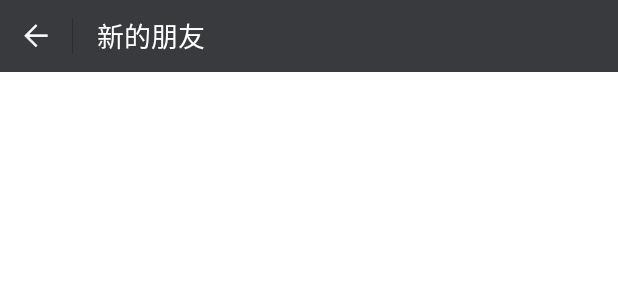
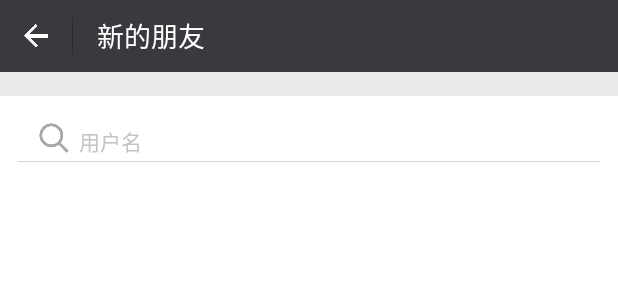
Before and after one commit to zlraymind/RongIMDemo, an Android app: the layout activity_new_friend.xml on its own in the app's theme, with its tools: preview values and no code run, on a phone screen of 412 x 824 dp. Shown: the top 300 px of the screen. Run offline under Robolectric (Android 15) with nearby library versions, the phone set to English and light mode, and no system bars.

Commit message:
Add some resources and update code.

```diff
--- a/app/src/main/AndroidManifest.xml
+++ b/app/src/main/AndroidManifest.xml
@@ -31,6 +31,12 @@
                     android:scheme="rong"/>
             </intent-filter>
         </activity>
+
+        <activity android:name=".activity.NewFriendActivity"
+                  android:screenOrientation="portrait"/>
+
+        <activity android:name=".activity.FindFriendActivity"
+                  android:screenOrientation="portrait"/>
 
         <activity
             android:name=".activity.ConversationActivity"
--- /dev/null
+++ b/app/src/main/res/drawable/find_friend_btn_bg.xml
@@ -0,0 +1,6 @@
+<?xml version="1.0" encoding="utf-8"?>
+<shape xmlns:android="http://schemas.android.com/apk/res/android"
+       android:shape="rectangle">
+    <corners android:radius="5dp"/>
+    <solid android:color="#45c018"/>
+</shape>
--- a/app/src/main/res/layout/activity_new_friend.xml
+++ b/app/src/main/res/layout/activity_new_friend.xml
@@ -29,6 +29,57 @@
             android:textSize="18sp"/>
     </LinearLayout>
 
+    <RelativeLayout
+        android:id="@+id/find_new_friend"
+        android:layout_width="match_parent"
+        android:layout_height="52dp"
+        android:layout_marginTop="16dp"
+        android:background="#ffffff">
+
+        <ImageView
+            android:id="@+id/image"
+            android:layout_width="wrap_content"
+            android:layout_height="wrap_content"
+            android:layout_marginLeft="23dp"
+            android:layout_marginTop="15dp"
+            android:src="@mipmap/find_glass_gray"/>
+
+        <TextView
+            android:layout_width="wrap_content"
+            android:layout_height="wrap_content"
+            android:layout_alignTop="@id/image"
+            android:layout_marginLeft="5dp"
+            android:layout_marginTop="4dp"
+            android:layout_toRightOf="@id/image"
+            android:text="用户名"
+            android:textColor="#c4c4c4"/>
+
+        <View
+            android:layout_width="match_parent"
+            android:layout_height="0.66dp"
+            android:layout_alignParentBottom="true"
+            android:layout_marginBottom="8dp"
+            android:layout_marginLeft="12dp"
+            android:layout_marginRight="12dp"
+            android:background="#d8d8d8"/>
+    </RelativeLayout>
+
+    <RelativeLayout
+        android:layout_width="match_parent"
+        android:layout_height="35dp"
+        android:visibility="gone">
+
+        <TextView
+            android:layout_width="wrap_content"
+            android:layout_height="wrap_content"
+            android:layout_alignParentBottom="true"
+            android:layout_marginBottom="5dp"
+            android:layout_marginLeft="12dp"
+            android:text="新的朋友"
+            android:textColor="#878787"
+            android:textSize="12sp"/>
+    </RelativeLayout>
+
     <ListView
         android:id="@+id/new_friend_list"
         android:layout_width="match_parent"
--- a/app/src/main/res/layout/main_fragment_contact.xml
+++ b/app/src/main/res/layout/main_fragment_contact.xml
@@ -7,6 +7,8 @@
 
     <ListView
         android:id="@+id/contact_list"
+        android:listSelector="@android:color/transparent"
+        android:divider="@null"
         android:layout_width="match_parent"
         android:layout_height="match_parent"/>
 </LinearLayout>
```
Also changed, not shown: app/src/main/java/rong/im/demo/activity/FindFriendActivity.java (added, +19 -0 lines), app/src/main/java/rong/im/demo/activity/NewFriendActivity.java (+33 -6 lines), app/src/main/java/rong/im/demo/fragment/ContactFragment.java (+14 -4 lines), app/src/main/java/rong/im/demo/itemview/FindFriendBlankItem.java (deleted, +0 -25 lines), app/src/main/java/rong/im/demo/itemview/FindFriendItem.java (deleted, +0 -25 lines), app/src/main/res/layout/activity_find_friend.xml (added, +83 -0 lines), app/src/main/res/layout/contact_list_item.xml (+14 -4 lines), app/src/main/res/layout/find_new_friend.xml (deleted, +0 -36 lines), app/src/main/res/layout/find_new_friend_blank.xml (deleted, +0 -16 lines), app/src/main/res/mipmap-xxhdpi/find_glass_gray.png (renamed from app/src/main/res/mipmap-xxhdpi/find_glass.png), app/src/main/res/mipmap-xxhdpi/find_glass_white.png (added), app/src/main/res/mipmap-xxhdpi/toolbar_back_normal.png.
